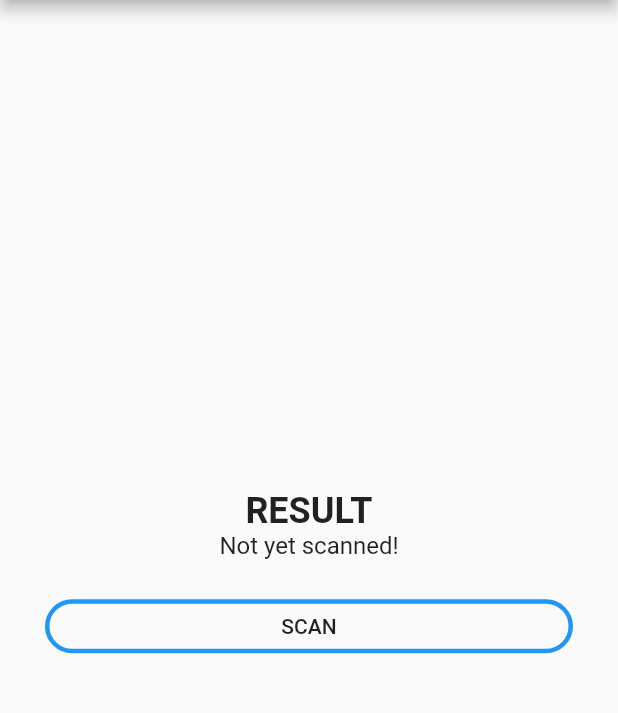
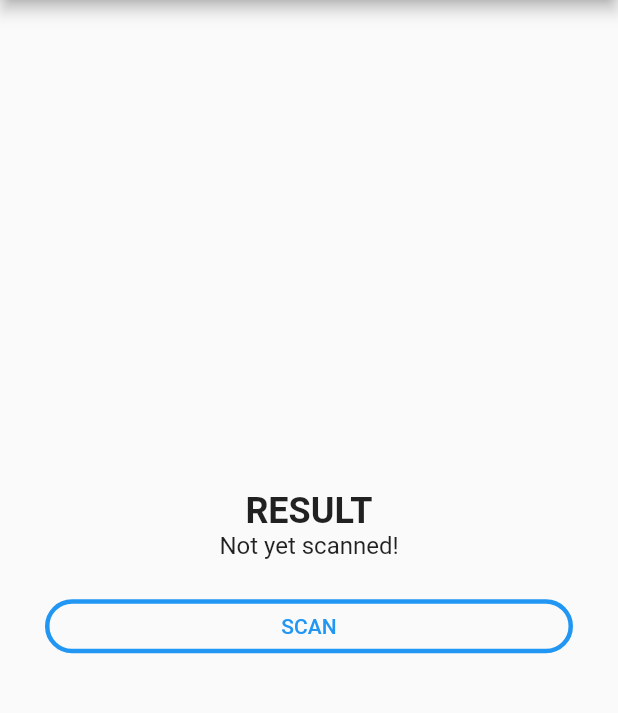
Before and after one commit to jacepm/flutter-qr-code, a Flutter app: the Scan screen opened directly, on a phone screen of 412 x 824 dp, the part 84-797 px from its top. Run offline on Flutter 3.47's test engine with Material 2 defaults, Android fonts, the phone set to English and light mode, and no system bars; our stand-ins replace qr_flutter; missing offline and left inert: barcode_scan.

Commit message:
feat: add text style color in buttonBuilder

```diff
--- a/lib/reusable.dart
+++ b/lib/reusable.dart
@@ -16,7 +16,12 @@ class ReusableWidgets {
   static Widget buttonBuilder(
       {@required String text, @required Function() onPressed}) {
     return FlatButton(
-      child: Text(text),
+      child: Text(
+        text,
+        style: TextStyle(
+          color: Colors.blue,
+        ),
+      ),
       padding: EdgeInsets.all(10.0),
       shape: RoundedRectangleBorder(
         borderRadius: BorderRadius.circular(20),
```
